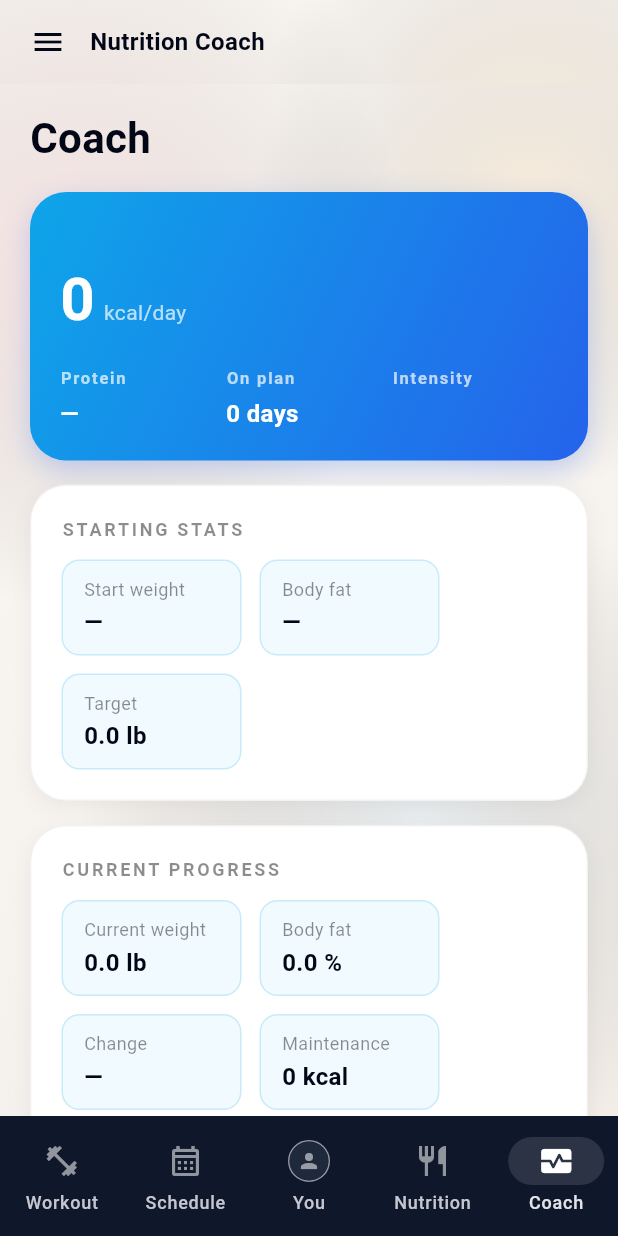
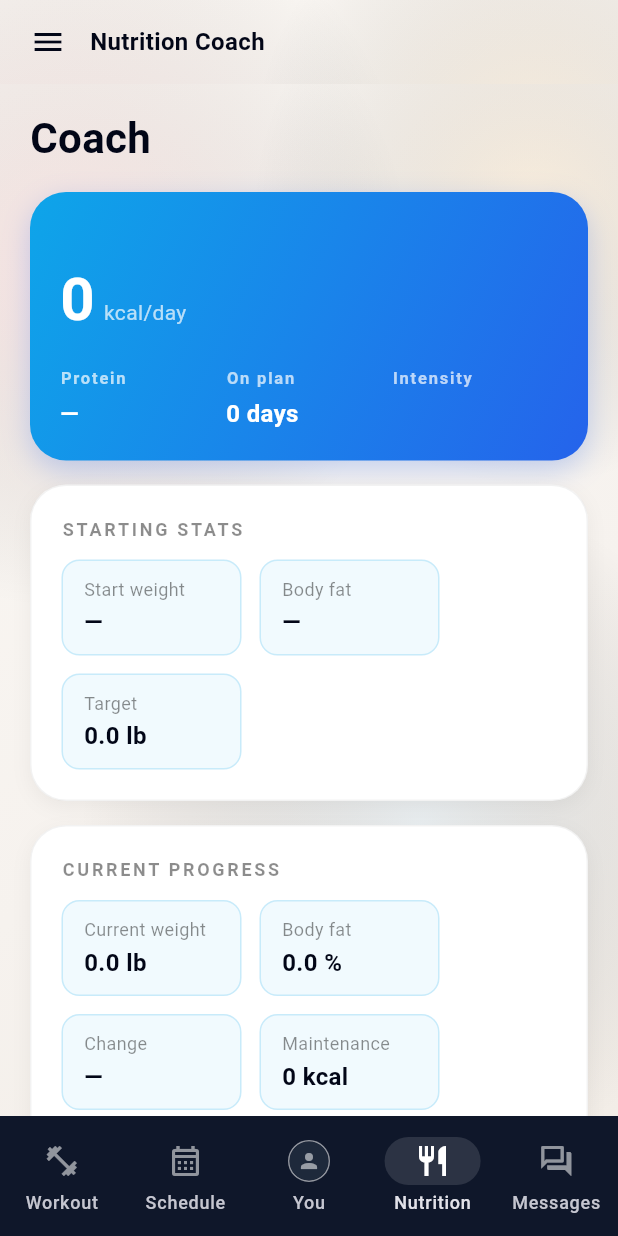
Before and after one commit to dfeleppa/elev8, a Flutter app: the CoachScreen screen opened by its route, on a phone screen of 412 x 824 dp. Run offline on Flutter 3.47's test engine with Material 3 defaults, Android fonts, the phone set to English and light mode, and no system bars; our stand-ins replace flutter_dotenv, flutter_riverpod, go_router, supabase_flutter; accounts and stored records are empty; network calls fail.

Commit message:
Swap Coach bottom-nav tab for Messages
The 5th bottom-nav slot now points at /messenger (an existing
"coming soon" screen) instead of the Coach plan landing page. Coach
remains reachable via the sidebar's Nutrition Coach entry.

- bottom_nav_bar: tab 4 icons → forum_outlined / forum, label →
  Messages, route → /messenger.
- messenger_screen: selectedIndex 0 → 4 (no longer a stranded screen).
- coach_screen: selectedIndex 4 → 3 so the Nutrition tab stays lit
  while the user is on the Nutrition Coach surface.

https://claude.ai/code/session_01315ss2BoeP3ZbLPpj1QGh3

```diff
--- a/elev8_mobile/lib/coach_screen.dart
+++ b/elev8_mobile/lib/coach_screen.dart
@@ -64,7 +64,9 @@ class CoachScreen extends ConsumerWidget {
             ),
           ),
         ),
-        bottomNavigationBar: const Elev8BottomNavBar(selectedIndex: 4),
+        // Nutrition Coach lives under Nutrition in the sidebar — keep the
+        // Nutrition tab highlighted so the user knows where they are.
+        bottomNavigationBar: const Elev8BottomNavBar(selectedIndex: 3),
       ),
     );
   }
--- a/elev8_mobile/lib/components/bottom_nav_bar.dart
+++ b/elev8_mobile/lib/components/bottom_nav_bar.dart
@@ -38,11 +38,11 @@ final userProfileProvider = FutureProvider<Map<String, dynamic>?>((ref) async {
 
 /// Bottom navigation bar — 5 tabs.
 ///
-///   0. Workout   → /workout         (today's programming + track selector)
-///   1. Schedule  → /schedule
+///   0. Workout   → /member/workout         (today's programming + track selector)
+///   1. Schedule  → /member/class-schedule
 ///   2. You       → opens a sheet with [Athlete Dashboard, Account]
-///   3. Nutrition → /nutrition
-///   4. Coach     → /coach
+///   3. Nutrition → /member/nutrition
+///   4. Messages  → /messenger              (coming soon)
 class Elev8BottomNavBar extends ConsumerWidget {
   final int selectedIndex;
 
@@ -73,7 +73,7 @@ class Elev8BottomNavBar extends ConsumerWidget {
             context.go('/member/nutrition');
             break;
           case 4:
-            context.go('/member/nutrition-coach');
+            context.go('/messenger');
             break;
         }
       },
@@ -107,9 +107,9 @@ class Elev8BottomNavBar extends ConsumerWidget {
           label: 'Nutrition',
         ),
         const NavigationDestination(
-          icon: Icon(Icons.monitor_heart_outlined, color: Colors.white54),
-          selectedIcon: Icon(Icons.monitor_heart, color: Colors.white),
-          label: 'Coach',
+          icon: Icon(Icons.forum_outlined, color: Colors.white54),
+          selectedIcon: Icon(Icons.forum, color: Colors.white),
+          label: 'Messages',
         ),
       ],
     );
--- a/elev8_mobile/lib/messenger_screen.dart
+++ b/elev8_mobile/lib/messenger_screen.dart
@@ -55,10 +55,7 @@ class MessengerScreen extends ConsumerWidget {
             ),
           ),
         ),
-        // Messenger is not a top-level tab in the new 4-tab layout — only
-        // reachable via deep link. Default to Home so the bottom bar isn't
-        // showing a stale 'Coach' selection.
-        bottomNavigationBar: const Elev8BottomNavBar(selectedIndex: 0),
+        bottomNavigationBar: const Elev8BottomNavBar(selectedIndex: 4),
       ),
     );
   }
```
